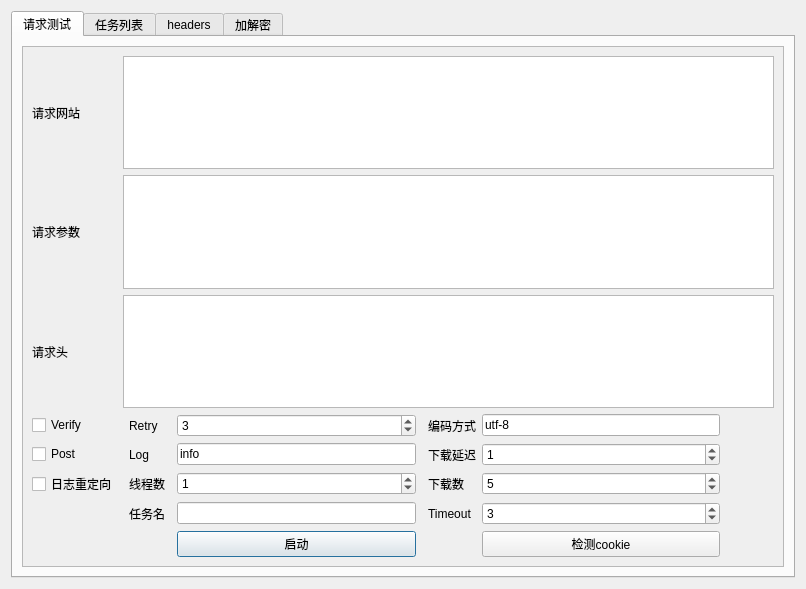
Before: the Qt Designer form demo.ui in peng0928/prqt, drawn with Qt 5.
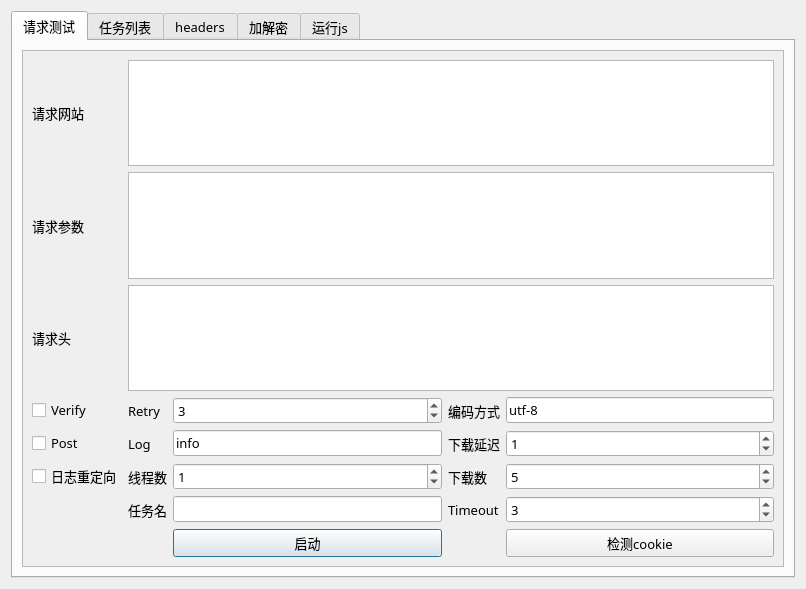
After: the same form once the commit is applied.

The edit to the form file:
```diff
--- a/demo.ui
+++ b/demo.ui
@@ -22,6 +22,12 @@
        <height>0</height>
       </size>
      </property>
+     <property name="font">
+      <font>
+       <family>楷体</family>
+       <pointsize>10</pointsize>
+      </font>
+     </property>
      <property name="currentIndex">
       <number>0</number>
      </property>
@@ -32,6 +38,12 @@
         <height>0</height>
        </size>
       </property>
+      <property name="font">
+       <font>
+        <family>楷体</family>
+        <pointsize>10</pointsize>
+       </font>
+      </property>
       <attribute name="title">
        <string>请求测试</string>
       </attribute>
@@ -47,7 +59,7 @@
             <x>0</x>
             <y>0</y>
             <width>762</width>
-            <height>526</height>
+            <height>525</height>
            </rect>
           </property>
           <property name="minimumSize">
@@ -57,22 +69,15 @@
            </size>
           </property>
           <layout class="QGridLayout" name="gridLayout">
-           <item row="8" column="7">
-            <widget class="QSpinBox" name="download_num">
-             <property name="value">
-              <number>5</number>
+           <item row="0" column="0">
+            <widget class="QLabel" name="label">
+             <property name="text">
+              <string>请求网站</string>
              </property>
             </widget>
            </item>
-           <item row="4" column="1" colspan="16">
-            <widget class="QTextEdit" name="header_2"/>
-           </item>
-           <item row="7" column="7">
-            <widget class="QSpinBox" name="download_delay">
-             <property name="value">
-              <number>1</number>
-             </property>
-            </widget>
+           <item row="0" column="1" colspan="4">
+            <widget class="QPlainTextEdit" name="url"/>
            </item>
            <item row="1" column="0">
             <widget class="QLabel" name="label_2">
@@ -81,162 +86,157 @@
              </property>
             </widget>
            </item>
-           <item row="5" column="4">
-            <widget class="QSpinBox" name="retry">
-             <property name="value">
-              <number>3</number>
-             </property>
-            </widget>
+           <item row="1" column="1" colspan="4">
+            <widget class="QPlainTextEdit" name="datas"/>
            </item>
-           <item row="0" column="1" colspan="16">
-            <widget class="QTextEdit" name="url">
-             <property name="html">
-              <string>&lt;!DOCTYPE HTML PUBLIC &quot;-//W3C//DTD HTML 4.0//EN&quot; &quot;http://www.w3.org/TR/REC-html40/strict.dtd&quot;&gt;
-&lt;html&gt;&lt;head&gt;&lt;meta name=&quot;qrichtext&quot; content=&quot;1&quot; /&gt;&lt;style type=&quot;text/css&quot;&gt;
-p, li { white-space: pre-wrap; }
-&lt;/style&gt;&lt;/head&gt;&lt;body style=&quot; font-family:'SimSun'; font-size:9pt; font-weight:400; font-style:normal;&quot;&gt;
-&lt;p style=&quot;-qt-paragraph-type:empty; margin-top:0px; margin-bottom:0px; margin-left:0px; margin-right:0px; -qt-block-indent:0; text-indent:0px;&quot;&gt;&lt;br /&gt;&lt;/p&gt;&lt;/body&gt;&lt;/html&gt;</string>
-             </property>
-            </widget>
-           </item>
-           <item row="8" column="6">
-            <widget class="QLabel" name="label_9">
-             <property name="text">
-              <string>下载数</string>
-             </property>
-            </widget>
-           </item>
-           <item row="5" column="0">
-            <widget class="QCheckBox" name="verify">
-             <property name="text">
-              <string>Verify</string>
-             </property>
-            </widget>
-           </item>
-           <item row="4" column="0">
+           <item row="2" column="0">
             <widget class="QLabel" name="label_3">
              <property name="text">
               <string>请求头</string>
              </property>
             </widget>
            </item>
-           <item row="5" column="2">
+           <item row="2" column="1" colspan="4">
+            <widget class="QPlainTextEdit" name="header_2">
+             <property name="plainText">
+              <string/>
+             </property>
+            </widget>
+           </item>
+           <item row="3" column="0">
+            <widget class="QCheckBox" name="verify">
+             <property name="text">
+              <string>Verify</string>
+             </property>
+            </widget>
+           </item>
+           <item row="3" column="1">
             <widget class="QLabel" name="label_5">
              <property name="text">
               <string>Retry</string>
              </property>
             </widget>
            </item>
-           <item row="1" column="1" colspan="16">
-            <widget class="QTextEdit" name="datas">
-             <property name="html">
-              <string>&lt;!DOCTYPE HTML PUBLIC &quot;-//W3C//DTD HTML 4.0//EN&quot; &quot;http://www.w3.org/TR/REC-html40/strict.dtd&quot;&gt;
-&lt;html&gt;&lt;head&gt;&lt;meta name=&quot;qrichtext&quot; content=&quot;1&quot; /&gt;&lt;style type=&quot;text/css&quot;&gt;
-p, li { white-space: pre-wrap; }
-&lt;/style&gt;&lt;/head&gt;&lt;body style=&quot; font-family:'SimSun'; font-size:9pt; font-weight:400; font-style:normal;&quot;&gt;
-&lt;p style=&quot;-qt-paragraph-type:empty; margin-top:0px; margin-bottom:0px; margin-left:0px; margin-right:0px; -qt-block-indent:0; text-indent:0px;&quot;&gt;&lt;br /&gt;&lt;/p&gt;&lt;/body&gt;&lt;/html&gt;</string>
+           <item row="3" column="2">
+            <widget class="QSpinBox" name="retry">
+             <property name="value">
+              <number>3</number>
              </property>
             </widget>
            </item>
-           <item row="8" column="2">
-            <widget class="QLabel" name="label_8">
-             <property name="text">
-              <string>线程数</string>
-             </property>
-            </widget>
-           </item>
-           <item row="10" column="4">
-            <widget class="QLineEdit" name="task">
-             <property name="text">
-              <string/>
-             </property>
-            </widget>
-           </item>
-           <item row="5" column="6">
+           <item row="3" column="3">
             <widget class="QLabel" name="label_4">
              <property name="text">
               <string>编码方式</string>
              </property>
             </widget>
            </item>
-           <item row="8" column="4">
-            <widget class="QSpinBox" name="worker">
-             <property name="value">
-              <number>1</number>
-             </property>
-            </widget>
-           </item>
-           <item row="5" column="7">
+           <item row="3" column="4">
             <widget class="QLineEdit" name="encode">
              <property name="text">
               <string>utf-8</string>
              </property>
             </widget>
            </item>
-           <item row="8" column="0">
-            <widget class="QCheckBox" name="stdout">
-             <property name="text">
-              <string>日志重定向</string>
-             </property>
-            </widget>
-           </item>
-           <item row="10" column="6">
-            <widget class="QLabel" name="label_7">
-             <property name="text">
-              <string>Timeout</string>
-             </property>
-            </widget>
-           </item>
-           <item row="7" column="0">
+           <item row="4" column="0">
             <widget class="QCheckBox" name="post">
              <property name="text">
               <string>Post</string>
              </property>
             </widget>
            </item>
-           <item row="10" column="2">
-            <widget class="QLabel" name="label_11">
-             <property name="text">
-              <string>任务名</string>
-             </property>
-            </widget>
-           </item>
-           <item row="7" column="6">
-            <widget class="QLabel" name="label_10">
-             <property name="text">
-              <string>下载延迟</string>
-             </property>
-            </widget>
-           </item>
-           <item row="7" column="2">
+           <item row="4" column="1">
             <widget class="QLabel" name="label_6">
              <property name="text">
               <string>Log</string>
              </property>
             </widget>
            </item>
-           <item row="0" column="0">
-            <widget class="QLabel" name="label">
-             <property name="text">
-              <string>请求网站</string>
-             </property>
-            </widget>
-           </item>
-           <item row="7" column="4">
+           <item row="4" column="2">
             <widget class="QLineEdit" name="log">
              <property name="text">
               <string>info</string>
              </property>
             </widget>
            </item>
-           <item row="10" column="7">
+           <item row="4" column="3">
+            <widget class="QLabel" name="label_10">
+             <property name="text">
+              <string>下载延迟</string>
+             </property>
+            </widget>
+           </item>
+           <item row="4" column="4">
+            <widget class="QSpinBox" name="download_delay">
+             <property name="value">
+              <number>1</number>
+             </property>
+            </widget>
+           </item>
+           <item row="5" column="0">
+            <widget class="QCheckBox" name="stdout">
+             <property name="text">
+              <string>日志重定向</string>
+             </property>
+            </widget>
+           </item>
+           <item row="5" column="1">
+            <widget class="QLabel" name="label_8">
+             <property name="text">
+              <string>线程数</string>
+             </property>
+            </widget>
+           </item>
+           <item row="5" column="2">
+            <widget class="QSpinBox" name="worker">
+             <property name="value">
+              <number>1</number>
+             </property>
+            </widget>
+           </item>
+           <item row="5" column="3">
+            <widget class="QLabel" name="label_9">
+             <property name="text">
+              <string>下载数</string>
+             </property>
+            </widget>
+           </item>
+           <item row="5" column="4">
+            <widget class="QSpinBox" name="download_num">
+             <property name="value">
+              <number>5</number>
+             </property>
+            </widget>
+           </item>
+           <item row="6" column="1">
+            <widget class="QLabel" name="label_11">
+             <property name="text">
+              <string>任务名</string>
+             </property>
+            </widget>
+           </item>
+           <item row="6" column="2">
+            <widget class="QLineEdit" name="task">
+             <property name="text">
+              <string/>
+             </property>
+            </widget>
+           </item>
+           <item row="6" column="3">
+            <widget class="QLabel" name="label_7">
+             <property name="text">
+              <string>Timeout</string>
+             </property>
+            </widget>
+           </item>
+           <item row="6" column="4">
             <widget class="QSpinBox" name="timeout">
              <property name="value">
               <number>3</number>
              </property>
             </widget>
            </item>
-           <item row="11" column="4">
+           <item row="7" column="2">
             <widget class="QPushButton" name="start">
              <property name="cursor">
               <cursorShape>PointingHandCursor</cursorShape>
@@ -246,7 +246,7 @@
              </property>
             </widget>
            </item>
-           <item row="11" column="7">
+           <item row="7" column="4">
             <widget class="QPushButton" name="check_cookie">
              <property name="cursor">
               <cursorShape>PointingHandCursor</cursorShape>
@@ -476,6 +476,35 @@
        </item>
       </layout>
      </widget>
+     <widget class="QWidget" name="tab_5">
+      <attribute name="title">
+       <string>运行js</string>
+      </attribute>
+      <layout class="QGridLayout" name="gridLayout_6">
+       <item row="0" column="0">
+        <widget class="QPlainTextEdit" name="js_tr_2"/>
+       </item>
+       <item row="0" column="1">
+        <widget class="QPlainTextEdit" name="add_js_str_2"/>
+       </item>
+       <item row="1" column="0" colspan="2">
+        <widget class="QPushButton" name="run_js">
+         <property name="font">
+          <font>
+           <family>楷体</family>
+           <pointsize>10</pointsize>
+          </font>
+         </property>
+         <property name="cursor">
+          <cursorShape>PointingHandCursor</cursorShape>
+         </property>
+         <property name="text">
+          <string>启动</string>
+         </property>
+        </widget>
+       </item>
+      </layout>
+     </widget>
     </widget>
    </item>
   </layout>
```
Left out of the diff: 36 changed lines with no effect on the pictures.
